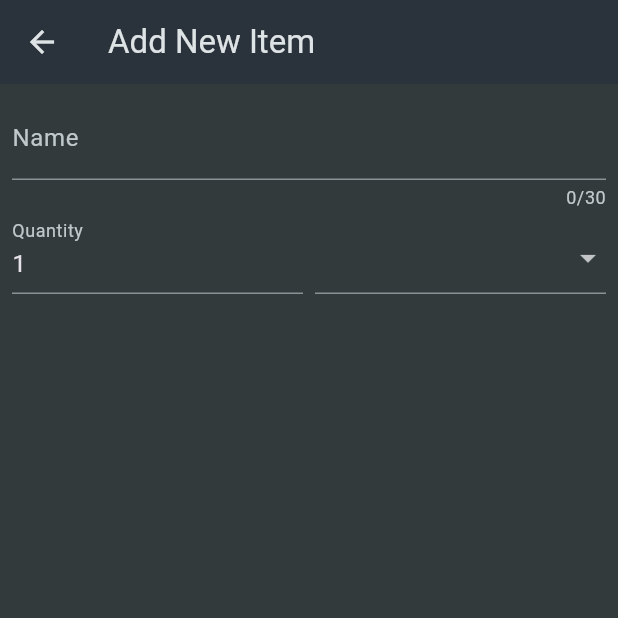
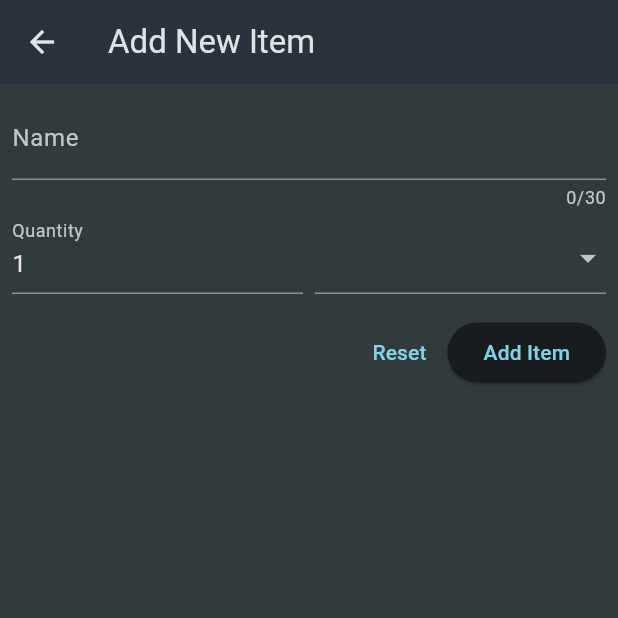
Before and after one commit to Shamimkhan1406/ShoppingList_app, a Flutter app: the NewItem screen opened directly, on a phone screen of 412 x 824 dp, the top half of it. Run offline on Flutter 3.47's test engine with Material 3 defaults, Android fonts, the phone set to English and light mode, and no system bars.

Commit message:
adding button to the form

```diff
--- a/lib/widgets/new_item.dart
+++ b/lib/widgets/new_item.dart
@@ -71,6 +71,14 @@ class _NewItemState extends State<NewItem> {
                     ),
                 ),
               ],
+            ),
+            const SizedBox(height: 15,),
+            Row(
+              mainAxisAlignment: MainAxisAlignment.end,
+              children: [
+                TextButton(onPressed: (){}, child: const Text('Reset')),
+                ElevatedButton(onPressed: (){}, child: const Text('Add Item')),
+              ],
             )
           ],
         )),
```
